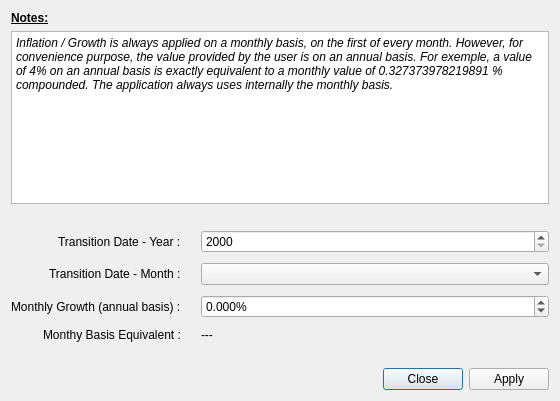
This is editgrowthelementdialog.ui in redmoon1945/gbp as Qt 5 draws it before an edit. The edited form follows.
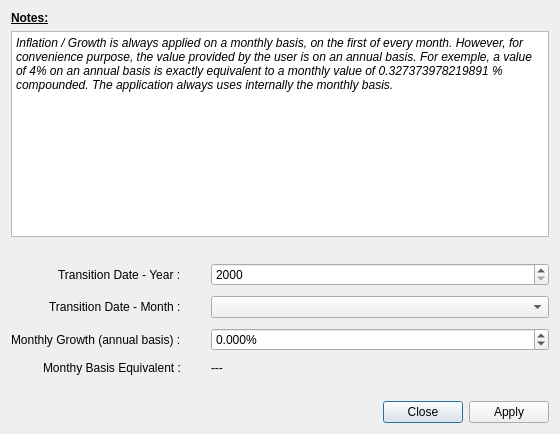
This is the edited form.

The edit to the form file:
```diff
--- a/editgrowthelementdialog.ui
+++ b/editgrowthelementdialog.ui
@@ -10,7 +10,7 @@
     <x>0</x>
     <y>0</y>
     <width>560</width>
-    <height>401</height>
+    <height>434</height>
    </rect>
   </property>
   <property name="windowTitle">
@@ -72,7 +72,7 @@
         <set>Qt::AlignRight|Qt::AlignTrailing|Qt::AlignVCenter</set>
        </property>
        <property name="horizontalSpacing">
-        <number>20</number>
+        <number>30</number>
        </property>
        <property name="verticalSpacing">
         <number>10</number>
```
